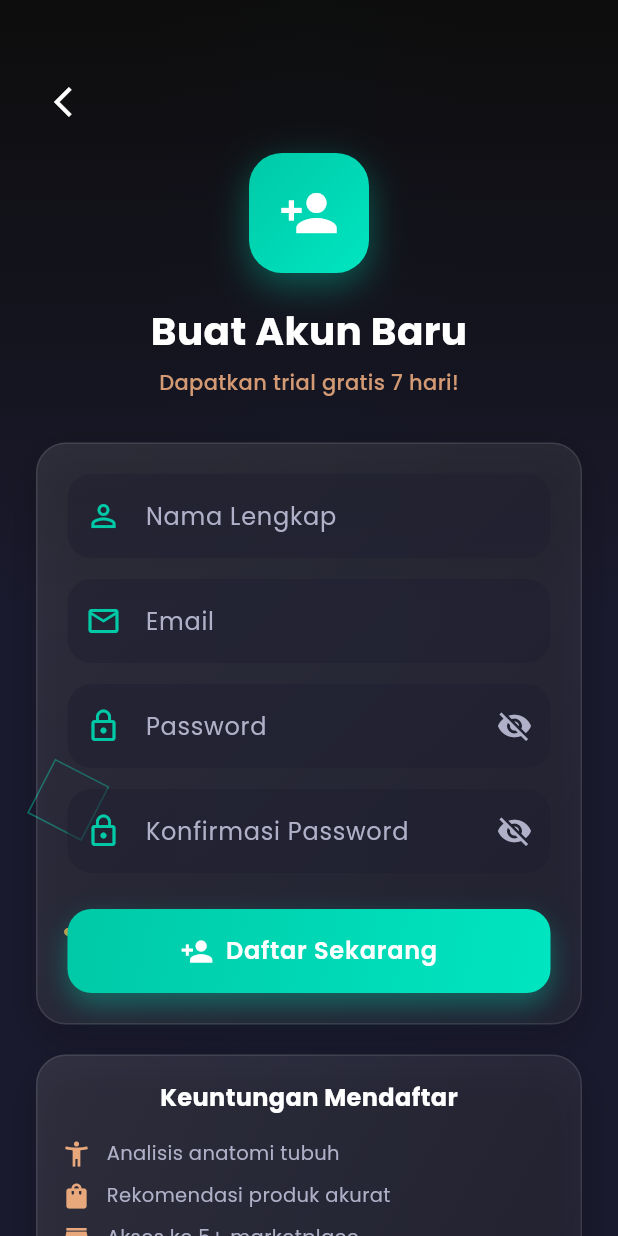
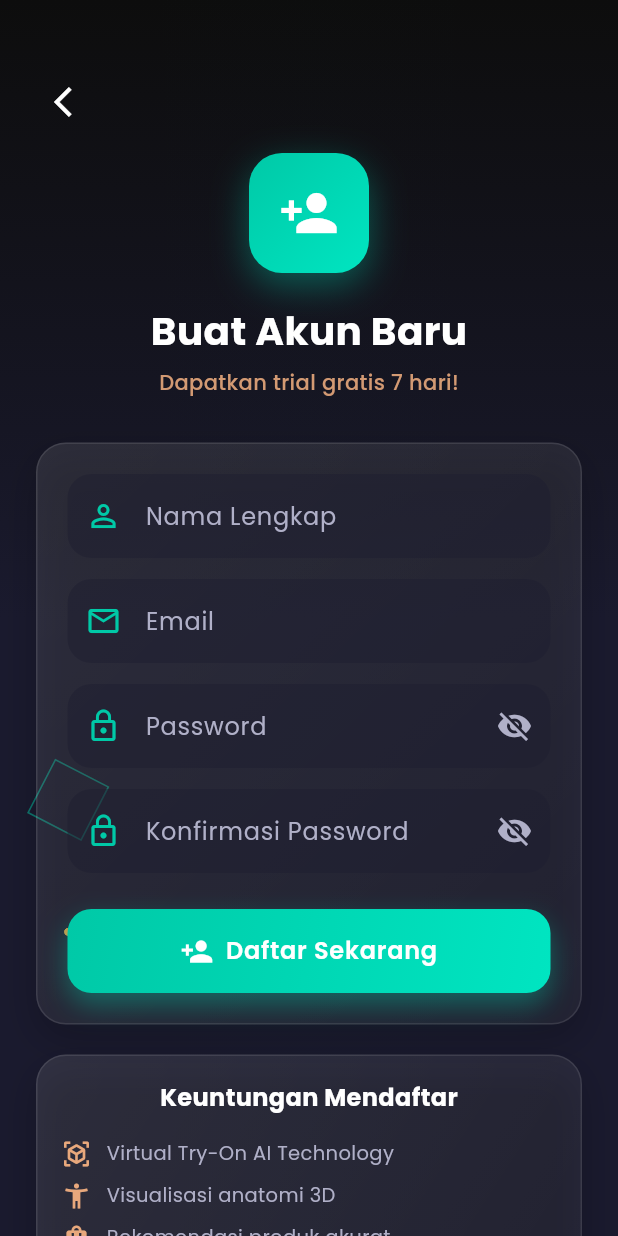
Before and after one commit to rafz077/try-apk-custom, a Flutter app: the screen it shows after launch, after a tap on "Daftar Sekarang", on a phone screen of 412 x 824 dp. Run offline on Flutter 3.47's test engine with Material 3 defaults, Android fonts, the phone set to English and light mode, and no system bars; drawn by our look-alikes of flutter_animate; our stand-ins replace google_fonts, image_picker, shared_preferences, sqflite, sqflite_common_ffi; accounts and stored records are empty.

Commit message:
feat: Rename app to Stylique with updated branding
- Rename app from 'BodyFit Market' to 'Stylique' in AndroidManifest and constants
- Update tagline to 'AI-Powered Fashion & Perfect Fit'
- Update splash/login/register icons to view_in_ar (AR icon)
- Add 'Virtual Try-On AI Technology' to register benefits
- Rebuild APK with Stylique branding

Co-Authored-By: Devin AI <158243242+devin-ai-integration[bot]@users.noreply.github.com>

```diff
--- a/body_fit_app/lib/screens/login_screen.dart
+++ b/body_fit_app/lib/screens/login_screen.dart
@@ -100,7 +100,7 @@ class _LoginScreenState extends State<LoginScreen> {
                     ],
                   ),
                   child: const Icon(
-                    Icons.accessibility_new,
+                    Icons.view_in_ar,
                     size: 45,
                     color: Colors.white,
                   ),
--- a/body_fit_app/lib/screens/register_screen.dart
+++ b/body_fit_app/lib/screens/register_screen.dart
@@ -274,7 +274,8 @@ class _RegisterScreenState extends State<RegisterScreen> {
                         ),
                       ),
                       const SizedBox(height: 12),
-                      _buildBenefit(Icons.accessibility_new, 'Analisis anatomi tubuh'),
+                      _buildBenefit(Icons.view_in_ar, 'Virtual Try-On AI Technology'),
+                      _buildBenefit(Icons.accessibility_new, 'Visualisasi anatomi 3D'),
                       _buildBenefit(
                           Icons.shopping_bag, 'Rekomendasi produk akurat'),
                       _buildBenefit(Icons.store, 'Akses ke 5+ marketplace'),
--- a/body_fit_app/lib/screens/splash_screen.dart
+++ b/body_fit_app/lib/screens/splash_screen.dart
@@ -63,7 +63,7 @@ class _SplashScreenState extends State<SplashScreen> {
                   ],
                 ),
                 child: const Icon(
-                  Icons.accessibility_new,
+                  Icons.view_in_ar,
                   size: 60,
                   color: Colors.white,
                 ),
--- a/body_fit_app/lib/utils/constants.dart
+++ b/body_fit_app/lib/utils/constants.dart
@@ -52,8 +52,8 @@ class AppColors {
 }
 
 class AppStrings {
-  static const String appName = 'BodyFit Market';
-  static const String appTagline = 'Stylique Your Perfect Fit';
+  static const String appName = 'Stylique';
+  static const String appTagline = 'AI-Powered Fashion & Perfect Fit';
   static const String trialDays = '7';
   static const String subscriptionPrice = 'Rp 49.000/bulan';
 
```
Also changed, not shown: 1 other file.
